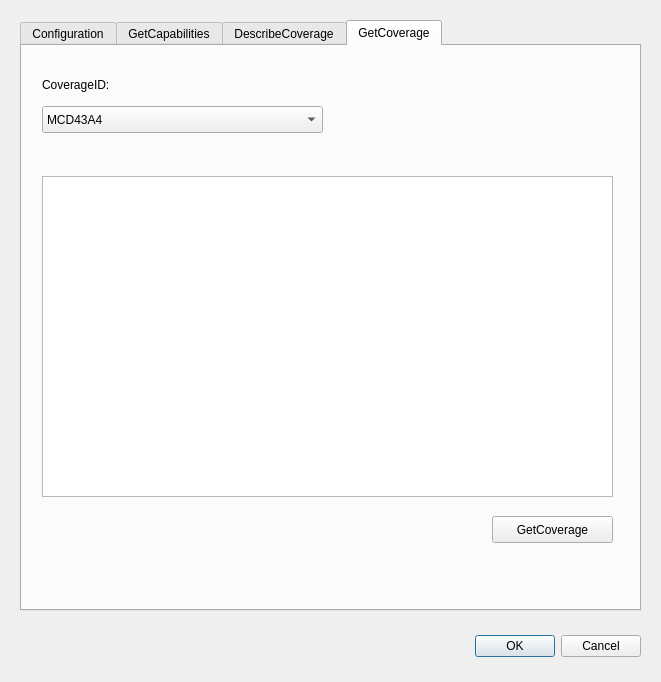
Qt form wcs_viewer_dialog_base.ui (raphaelrpl/wcsviewer) before a commit.
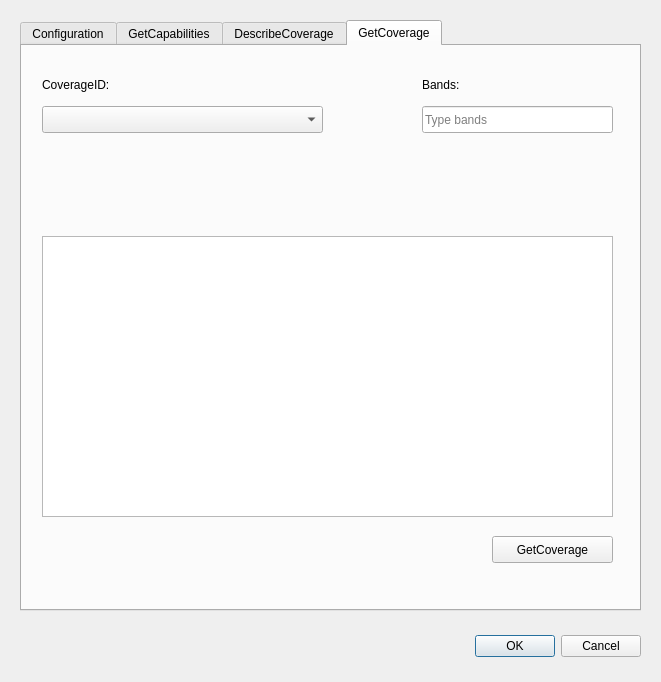
The same form after that commit. The open tabs and pages were chosen to show the change.

Commit message: building input bands and describe coverage

```diff
--- a/wcs_viewer_dialog_base.ui
+++ b/wcs_viewer_dialog_base.ui
@@ -147,16 +147,6 @@
      <property name="autoFillBackground">
       <bool>false</bool>
      </property>
-     <item>
-      <property name="text">
-       <string>MCD43A4</string>
-      </property>
-     </item>
-     <item>
-      <property name="text">
-       <string>MOD09Q1</string>
-      </property>
-     </item>
     </widget>
     <widget class="QLabel" name="label_3">
      <property name="geometry">
@@ -175,7 +165,7 @@
      <property name="geometry">
       <rect>
        <x>470</x>
-       <y>470</y>
+       <y>490</y>
        <width>121</width>
        <height>27</height>
       </rect>
@@ -188,12 +178,38 @@
      <property name="geometry">
       <rect>
        <x>20</x>
-       <y>130</y>
+       <y>190</y>
        <width>571</width>
-       <height>321</height>
+       <height>281</height>
       </rect>
      </property>
     </widget>
+    <widget class="QLabel" name="label_4">
+     <property name="geometry">
+      <rect>
+       <x>400</x>
+       <y>30</y>
+       <width>45</width>
+       <height>17</height>
+      </rect>
+     </property>
+     <property name="text">
+      <string>Bands:</string>
+     </property>
+    </widget>
+    <widget class="QLineEdit" name="bandsInput">
+     <property name="geometry">
+      <rect>
+       <x>400</x>
+       <y>60</y>
+       <width>191</width>
+       <height>27</height>
+      </rect>
+     </property>
+     <property name="placeholderText">
+      <string>Type bands</string>
+     </property>
+    </widget>
    </widget>
   </widget>
  </widget>
```
The commit also changes 4 other files.
